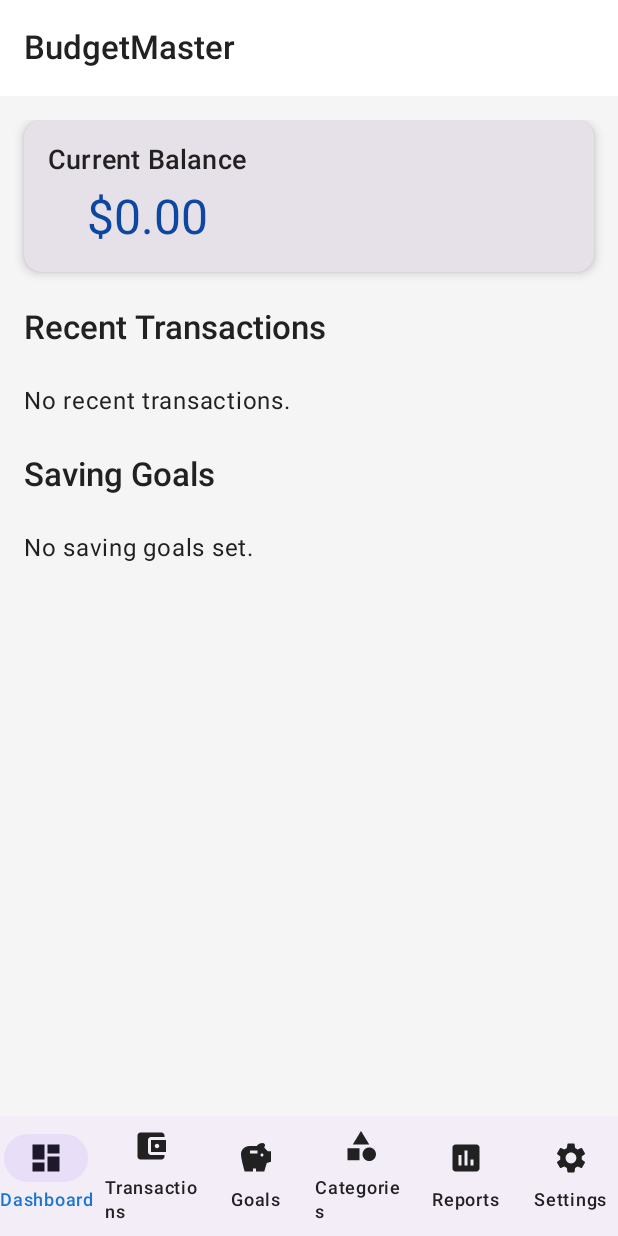
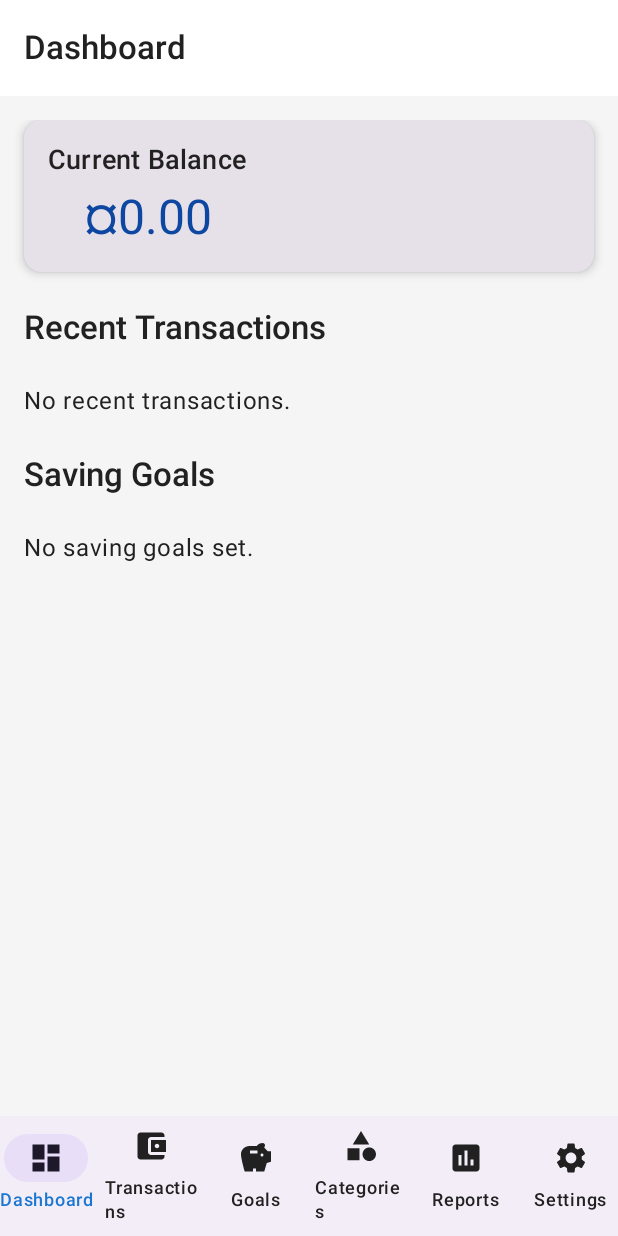
Before and after one commit to Johnson1255/BudgetMaster, an Android app built with Jetpack Compose: the @Preview function DefaultPreview, on a phone screen of 412 x 824 dp. Run offline under Robolectric (Android 15) with nearby library versions, the light colour scheme and no system bars.

Commit message:
translate: Añadir traducciones faltantes

```diff
--- a/app/src/main/java/com/senlin/budgetmaster/ui/dashboard/DashboardScreen.kt
+++ b/app/src/main/java/com/senlin/budgetmaster/ui/dashboard/DashboardScreen.kt
@@ -57,7 +57,7 @@
     Scaffold( // Use Scaffold to add TopAppBar
         modifier = modifier.fillMaxSize(),
         topBar = {
-            TopAppBar(title = { Text(stringResource(id = R.string.app_name)) }) // Use app_name string
+            TopAppBar(title = { Text(stringResource(id = R.string.dashboard_title)) }) // Use dashboard_title string
         }
     ) { innerPadding -> // Content lambda receives padding
         Surface(
@@ -100,10 +100,10 @@
         }
 
         item {
-            SectionTitle("Recent Transactions")
+            SectionTitle(R.string.dashboard_recent_transactions)
         }
         if (uiState.recentTransactions.isEmpty()) {
-            item { Text("No recent transactions.") }
+            item { Text(stringResource(id = R.string.dashboard_no_recent_transactions)) }
         } else {
             // Wrap items in Cards instead of using dividers
             items(uiState.recentTransactions) { transaction ->
@@ -114,10 +114,10 @@
 
 
         item {
-            SectionTitle("Saving Goals")
+            SectionTitle(R.string.dashboard_saving_goals)
         }
         if (uiState.goals.isEmpty()) {
-            item { Text("No saving goals set.") }
+            item { Text(stringResource(id = R.string.dashboard_no_saving_goals)) }
         } else {
             // Wrap items in Cards instead of using dividers
             items(uiState.goals) { goal ->
@@ -139,7 +139,7 @@
             horizontalAlignment = Alignment.CenterHorizontally
         ) {
             Text(
-                text = "Current Balance",
+                text = stringResource(id = R.string.dashboard_current_balance),
                 style = MaterialTheme.typography.titleMedium
             )
             Spacer(modifier = Modifier.height(8.dp))
@@ -153,9 +153,9 @@
 }
 
 @Composable
-fun SectionTitle(title: String, modifier: Modifier = Modifier) {
+fun SectionTitle(titleResId: Int, modifier: Modifier = Modifier) {
     Text(
-        text = title,
+        text = stringResource(id = titleResId),
         style = MaterialTheme.typography.titleLarge,
         modifier = modifier.padding(top = 8.dp, bottom = 8.dp) // Add some vertical padding
     )
--- a/app/src/main/res/values/strings.xml
+++ b/app/src/main/res/values/strings.xml
@@ -24,4 +24,12 @@
     <string name="no_categories_goals_available">No categories or goals available</string>
     <string name="date_label">Date</string>
     <string name="select_date_description">Select Date</string>
+
+    <!-- Dashboard Screen -->
+    <string name="dashboard_title">Dashboard</string>
+    <string name="dashboard_current_balance">Current Balance</string>
+    <string name="dashboard_recent_transactions">Recent Transactions</string>
+    <string name="dashboard_saving_goals">Saving Goals</string>
+    <string name="dashboard_no_recent_transactions">No recent transactions.</string>
+    <string name="dashboard_no_saving_goals">No saving goals set.</string>
 </resources>
```
Also changed, not shown: 1 other file.
